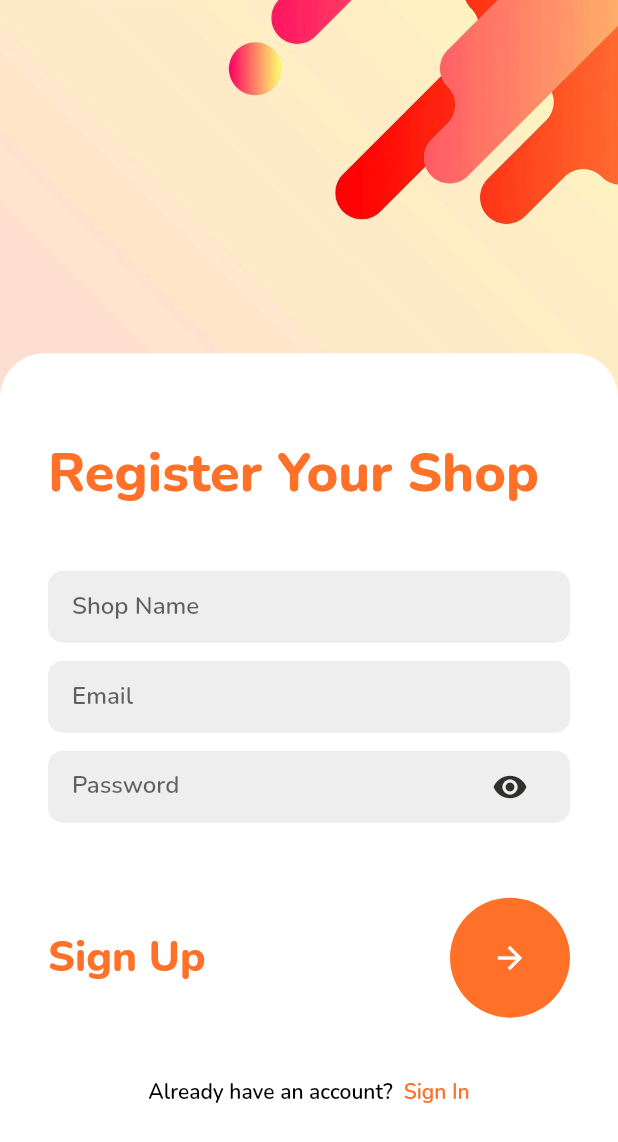
After one commit to xybercommander/grocs_devfest_2.0, a Flutter app: the screen it shows after launch, after a tap on "Sign Up", after a tap on "Grocery Shop", on a phone screen of 412 x 824 dp. The commit adds this screen. Shown: the top 1142 px of the screen. Run offline on Flutter 3.47's test engine with Material 2 defaults, Android fonts, the light colour scheme and no system bars; our stand-ins replace page_transition.

Commit message:
added shop sign up page

```diff
--- a/lib/views/AuthPages/profile_type.dart
+++ b/lib/views/AuthPages/profile_type.dart
@@ -1,6 +1,7 @@
 import 'package:flutter/material.dart';
 import 'package:grocs/utils/colors.dart';
 import 'package:grocs/views/AuthPages/customer_sign_up.dart';
+import 'package:grocs/views/AuthPages/shop_sign_up.dart';
 import 'package:page_transition/page_transition.dart';
 
 class ProfileType extends StatelessWidget {
@@ -61,7 +62,12 @@ class ProfileType extends StatelessWidget {
               ),
             ),
             SizedBox(height: 16,),
-            Container(
+            GestureDetector(
+              onTap: () => Navigator.pushReplacement(context, PageTransition(
+                child: ShopSignUp(),
+                type: PageTransitionType.rightToLeftWithFade
+              )),
+              child: Container(
                 width: MediaQuery.of(context).size.width - 32,
                 height: MediaQuery.of(context).size.width / 2,
                 decoration: BoxDecoration(
@@ -88,6 +94,7 @@ class ProfileType extends StatelessWidget {
                     ),
                   ],
                 ),
+              ),
             )
           ],
         ),
--- /dev/null
+++ b/lib/views/AuthPages/shop_sign_up.dart
@@ -0,0 +1,192 @@
+import 'package:flutter/material.dart';
+import 'package:grocs/utils/colors.dart';
+import 'package:grocs/views/AuthPages/profile_type.dart';
+import 'package:grocs/views/AuthPages/sign_in_page.dart';
+import 'package:page_transition/page_transition.dart';
+
+class ShopSignUp extends StatefulWidget {
+  const ShopSignUp({ Key? key }) : super(key: key);
+
+  @override
+  _ShopSignUpState createState() => _ShopSignUpState();
+}
+
+class _ShopSignUpState extends State<ShopSignUp> {
+
+  TextEditingController name = TextEditingController();
+  TextEditingController email = TextEditingController();
+  TextEditingController password = TextEditingController();
+
+  bool hidePassword = true;
+
+  @override
+  Widget build(BuildContext context) {
+    return Scaffold(
+      // resizeToAvoidBottomInset: false,
+      body: SingleChildScrollView(
+        child: Container(
+          width: MediaQuery.of(context).size.width,
+          height: MediaQuery.of(context).size.height,
+          decoration: BoxDecoration(
+            image: DecorationImage(
+              image: AssetImage('assets/images/auth_bg.jpg'),
+              fit: BoxFit.cover
+            )
+          ),
+          child: Column(
+            mainAxisAlignment: MainAxisAlignment.end,
+            children: [
+              Container(
+                padding: EdgeInsets.only(top: 16),
+                width: MediaQuery.of(context).size.width,
+                height: MediaQuery.of(context).size.height / 1.4,
+                decoration: BoxDecoration(
+                  color: Colors.white,
+                  borderRadius: BorderRadius.only(
+                    topLeft: Radius.circular(30),
+                    topRight: Radius.circular(30),
+                  )
+                ),
+                child: Column(
+                  crossAxisAlignment: CrossAxisAlignment.start,
+                  children: [
+                    Container(
+                      padding: EdgeInsets.symmetric(vertical: 40, horizontal: 32),
+                      child: Text(
+                        'Register Your Shop',
+                        style: TextStyle(
+                          fontSize: 36,
+                          fontFamily: 'Nunito-ExtraBold',
+                          color: AppColors.lightTheme,
+                          fontWeight: FontWeight.bold
+                        ),
+                      ),
+                    ),
+                    Container(
+                      padding: EdgeInsets.symmetric(horizontal: 16),
+                      margin: EdgeInsets.symmetric(horizontal: 32),
+                      decoration: BoxDecoration(
+                        color: Colors.grey[200],
+                        borderRadius: BorderRadius.circular(10)
+                      ),
+                      child: TextField(
+                        controller: name,
+                        decoration: InputDecoration(
+                          hintText: 'Shop Name',
+                          border: InputBorder.none
+                        ),
+                      ),
+                    ),
+                    SizedBox(height: 12,),
+                    Container(
+                      padding: EdgeInsets.symmetric(horizontal: 16),
+                      margin: EdgeInsets.symmetric(horizontal: 32),
+                      decoration: BoxDecoration(
+                        color: Colors.grey[200],
+                        borderRadius: BorderRadius.circular(10)
+                      ),
+                      child: TextField(
+                        controller: email,
+                        decoration: InputDecoration(
+                          hintText: 'Email',
+                          border: InputBorder.none
+                        ),
+                      ),
+                    ),
+                    SizedBox(height: 12,),
+                    Container(
+                      padding: EdgeInsets.symmetric(horizontal: 16),
+                      margin: EdgeInsets.symmetric(horizontal: 32),
+                      decoration: BoxDecoration(
+                        color: Colors.grey[200],
+                        borderRadius: BorderRadius.circular(10)
+                      ),
+                      child: TextField(
+                        controller: password,
+                        obscureText: hidePassword,
+                        decoration: InputDecoration(
+                          hintText: 'Password',
+                          border: InputBorder.none,
+                          suffixIcon: IconButton(
+                            onPressed: () {
+                              setState(() {
+                                hidePassword = !hidePassword;
+                              });
+                            },
+                            icon: Icon(
+                              hidePassword ? Icons.visibility : Icons.visibility_off, color: AppColors.darkTheme,),
+                          )
+                        ),
+                      ),
+                    ),
+                    SizedBox(height: 50,),
+                    Padding(
+                      padding: EdgeInsets.symmetric(horizontal: 32),
+                      child: Row(
+                        mainAxisAlignment: MainAxisAlignment.spaceBetween,
+                        children: [
+                          Text(
+                            'Sign Up',
+                            style: TextStyle(
+                              fontFamily: 'Nunito-ExtraBold',
+                              fontSize: 28,
+                              fontWeight: FontWeight.bold,
+                              color: AppColors.lightTheme
+                            ),
+                          ),
+                          InkWell(
+                            onTap: () => Navigator.pushReplacement(context, PageTransition(
+                              child: ProfileType(),
+                              type: PageTransitionType.rightToLeftWithFade
+                            )),
+                            child: Container(
+                              height: 80,
+                              width: 80,
+                              decoration: BoxDecoration(
+                                color: AppColors.lightTheme,
+                                borderRadius: BorderRadius.circular(100)
+                              ),
+                              child: Center(
+                                child: Icon(Icons.arrow_forward_outlined, color: Colors.white,),
+                              ),
+                            ),
+                          )
+                        ],
+                      ),
+                    ),
+                    Container(
+                      padding: EdgeInsets.only(top: 40),
+                      child: Row(
+                        mainAxisAlignment: MainAxisAlignment.center,
+                        children: [
+                          Text(
+                            'Already have an account?  ',
+                            style: TextStyle(
+                              color: Colors.black
+                            ),
+                          ),
+                          GestureDetector(
+                            onTap: () => Navigator.pushReplacement(context, PageTransition(
+                              child: SignIn(),
+                              type: PageTransitionType.leftToRightWithFade
+                            )),
+                            child: Text(
+                              'Sign In',
+                              style: TextStyle(
+                                color: AppColors.lightTheme
+                              ),
+                            ),
+                          ),
+                        ],
+                      ),
+                    )
+                  ],
+                ),
+              )
+            ],
+          ),
+        ),
+      ),
+    );
+  }
+}
```
Lines whose indentation alone changed are shown as unchanged.
